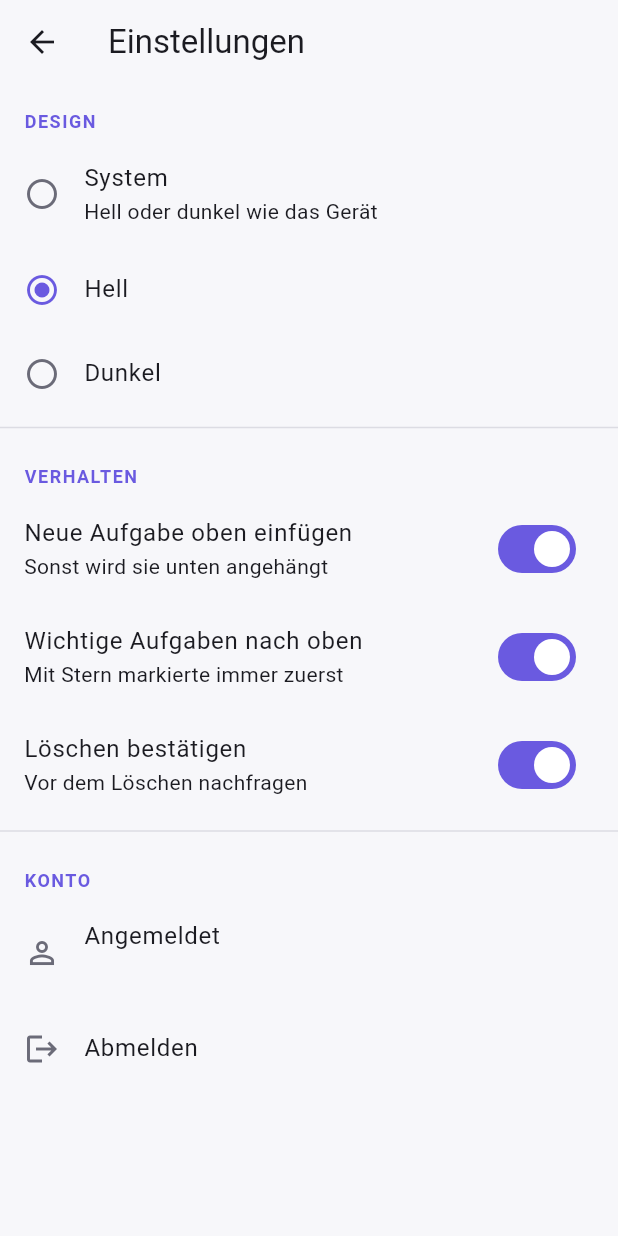
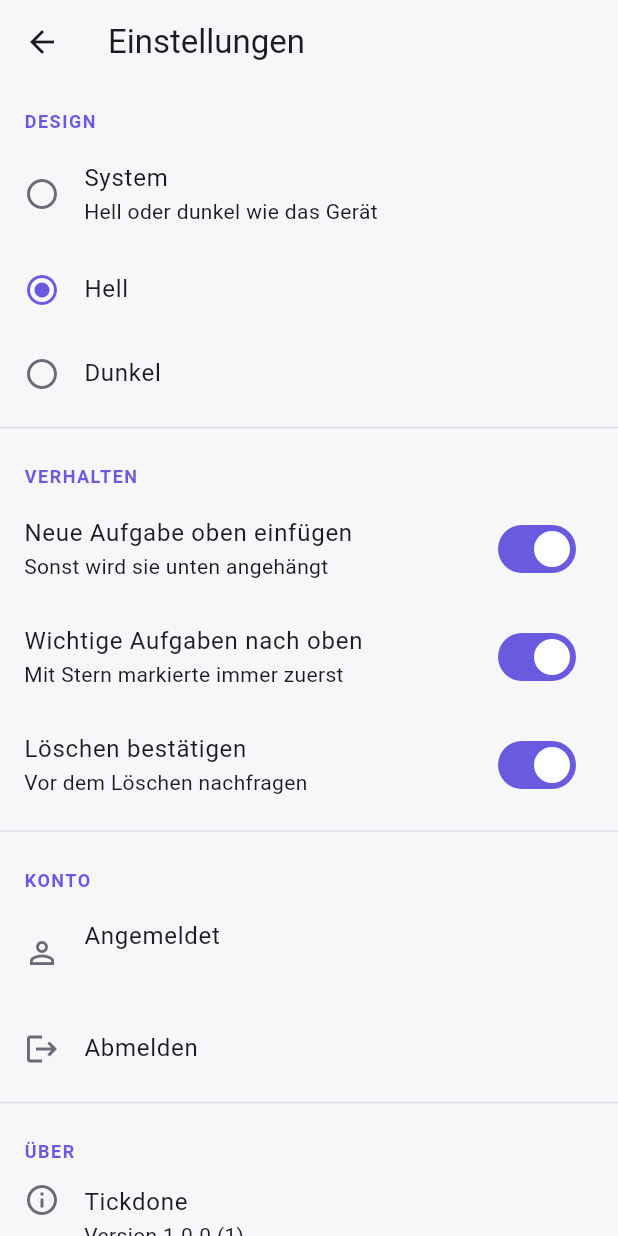
Before and after one commit to felixcrafter54/tickdone, a Flutter app: the EinstellungenScreen screen opened directly, after a tap on "Hell", on a phone screen of 412 x 824 dp. Run offline on Flutter 3.47's test engine with Material 3 defaults, Android fonts, the phone set to English and light mode, and no system bars; our stand-ins replace connectivity_plus, dio, flutter_secure_storage, package_info_plus, shared_preferences; missing offline and left inert: caldav, enough_icalendar; accounts and stored records are empty.

Commit message:
Version in App/PWA anzeigen + EXE-Details + Version aus Tag
- Einstellungen: neuer "Ueber"-Bereich zeigt App-Version (package_info_plus,
  auch in der Web/PWA) und Lizenz GPL-3.0; Tipp oeffnet den Standard-Ueber-
  Dialog inkl. Open-Source-Lizenzen.
- Windows Runner.rc: Comments-Feld mit GPL-3.0-Hinweis, FileDescription/
  ProductName auf "Tickdone" (Version kommt weiterhin automatisch aus pubspec
  -> sichtbar im EXE-Details-Tab).
- release.yml: build-name aus dem Tag (ohne v) + build-number = run_number ->
  eingebettete Version stimmt kuenftig immer mit dem Release-Tag ueberein.

```diff
--- a/lib/ui/einstellungen_screen.dart
+++ b/lib/ui/einstellungen_screen.dart
@@ -1,4 +1,5 @@
 import 'package:flutter/material.dart';
+import 'package:package_info_plus/package_info_plus.dart';
 import 'package:provider/provider.dart';
 
 import '../services/einstellungen_speicher.dart';
@@ -80,8 +81,43 @@ class EinstellungenScreen extends StatelessWidget {
               }
             },
           ),
+          const Divider(),
+          const _Abschnitt('Über'),
+          const _UeberTile(),
         ],
       ),
+    );
+  }
+}
+
+/// Zeigt App-Version (auch in der Web/PWA) und Lizenz; öffnet auf Tipp den
+/// Standard-Über-Dialog inkl. Open-Source-Lizenzen.
+class _UeberTile extends StatelessWidget {
+  const _UeberTile();
+
+  @override
+  Widget build(BuildContext context) {
+    return FutureBuilder<PackageInfo>(
+      future: PackageInfo.fromPlatform(),
+      builder: (context, snap) {
+        final info = snap.data;
+        final version = info == null
+            ? '…'
+            : '${info.version} (${info.buildNumber})';
+        return ListTile(
+          leading: const Icon(Icons.info_outline),
+          title: const Text('Tickdone'),
+          subtitle: Text('Version $version\nLizenz: GPL-3.0'),
+          isThreeLine: true,
+          onTap: () => showAboutDialog(
+            context: context,
+            applicationName: 'Tickdone',
+            applicationVersion: 'Version $version',
+            applicationLegalese: 'Lizenziert unter der GNU General Public '
+                'License v3.0 (GPL-3.0).\n\n© 2026 Felix Noster',
+          ),
+        );
+      },
     );
   }
 }
--- a/pubspec.yaml
+++ b/pubspec.yaml
@@ -41,6 +41,7 @@ dependencies:
   flutter_secure_storage: ^10.3.1
   shared_preferences: ^2.5.5
   connectivity_plus: ^7.2.0
+  package_info_plus: ^10.2.0
 
 dev_dependencies:
   flutter_test:
```
Also changed, not shown: pubspec.lock, 3 other files.
